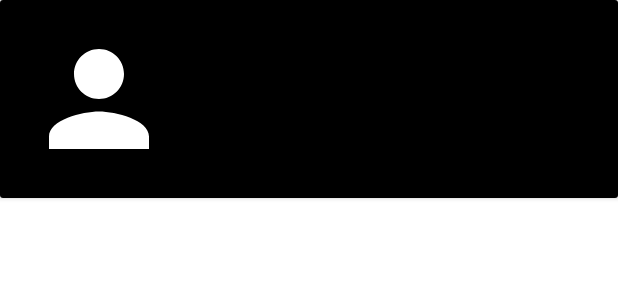
After one commit to FRo5TY-1/HotKompoti, an Android app: the layout person_item.xml on its own in the app's theme, with its tools: preview values and no code run, on a phone screen of 412 x 824 dp. The commit adds this screen. Shown: the top 300 px of the screen. Run offline under Robolectric (Android 15) with nearby library versions, the phone set to English and light mode, and no system bars.

Commit message:
added recyclerView and other minor changes

```diff
--- a/app/src/main/AndroidManifest.xml
+++ b/app/src/main/AndroidManifest.xml
@@ -4,9 +4,9 @@
 
     <application
         android:allowBackup="true"
-        android:icon="@mipmap/ic_launcher"
+        android:icon="@drawable/hot_kompoti_logo"
         android:label="@string/app_name"
-        android:roundIcon="@mipmap/ic_launcher_round"
+        android:roundIcon="@drawable/hot_kompoti_logo"
         android:supportsRtl="true"
         android:theme="@style/Theme.HotKompoti">
         <activity
--- a/app/src/main/java/com/example/hotkompoti/registration/RegisterActivity.kt
+++ b/app/src/main/java/com/example/hotkompoti/registration/RegisterActivity.kt
@@ -6,7 +6,7 @@ import android.os.Bundle
 import android.util.Patterns
 import com.example.hotkompoti.R
 import com.example.hotkompoti.databinding.ActivityRegisterBinding
-import com.example.hotkompoti.profile.ProfileActivity
+import com.example.hotkompoti.profile.EditProfileActivity
 import com.google.firebase.auth.FirebaseAuth
 
 class RegisterActivity : AppCompatActivity() {
@@ -42,7 +42,7 @@ class RegisterActivity : AppCompatActivity() {
             FirebaseAuth.getInstance().createUserWithEmailAndPassword(email, password)
                 .addOnCompleteListener { task ->
                     if (task.isSuccessful) {
-                        startActivity(Intent(this, ProfileActivity::class.java))
+                        startActivity(Intent(this, EditProfileActivity::class.java))
                         finish()
                     }
                 }
--- a/app/src/main/res/layout/activity_register.xml
+++ b/app/src/main/res/layout/activity_register.xml
@@ -114,5 +114,4 @@
         app:layout_constraintStart_toStartOf="parent"
         app:layout_constraintTop_toBottomOf="@+id/registerRepeatPasswordContainer" />
 
-
 </androidx.constraintlayout.widget.ConstraintLayout>
--- a/app/src/main/res/layout/fragment_profile.xml
+++ b/app/src/main/res/layout/fragment_profile.xml
@@ -9,11 +9,11 @@
     <ImageView
         android:id="@+id/profilePictureView"
         android:layout_width="150dp"
+        android:background="@drawable/white_outline"
         android:layout_height="150dp"
         app:layout_constraintEnd_toEndOf="parent"
         app:layout_constraintStart_toStartOf="parent"
-        app:layout_constraintTop_toTopOf="parent"
-        app:srcCompat="@drawable/ic_baseline_person_24" />
+        app:layout_constraintTop_toTopOf="parent" />
 
     <TextView
         android:id="@+id/profilePersonName"
@@ -47,6 +47,8 @@
 
     <androidx.viewpager2.widget.ViewPager2
         android:id="@+id/profileViewPager"
+        android:background="@drawable/white_outline"
+        android:padding="16dp"
         android:layout_width="match_parent"
         android:layout_height="wrap_content"
         app:layout_constraintStart_toStartOf="parent"
--- /dev/null
+++ b/app/src/main/res/layout/person_item.xml
@@ -0,0 +1,50 @@
+<?xml version="1.0" encoding="utf-8"?>
+<androidx.cardview.widget.CardView xmlns:android="http://schemas.android.com/apk/res/android"
+    android:layout_width="match_parent"
+    android:background="@color/black"
+    android:layout_height="wrap_content">
+
+    <RelativeLayout
+        android:layout_width="match_parent"
+        android:layout_height="match_parent"
+        android:padding="16dp"
+        android:id="@+id/list_layout"
+        android:background="@color/black">
+
+        <ImageView
+            android:id="@+id/personProfilePicture"
+            android:layout_width="100dp"
+            android:layout_height="100dp"
+            android:layout_alignParentStart="true"
+            android:layout_alignParentTop="true"
+            android:src="@drawable/ic_baseline_person_24" />
+
+        <TextView
+            android:id="@+id/personName"
+            android:layout_width="wrap_content"
+            android:layout_height="wrap_content"
+            android:layout_alignTop="@+id/personProfilePicture"
+            android:layout_alignParentEnd="true"
+            android:layout_toEndOf="@+id/personProfilePicture"
+            android:fontFamily="sans-serif-light"
+            android:maxLines="1"
+            android:textColor="@color/white"
+            android:textSize="20sp"
+            android:textStyle="bold" />
+
+        <TextView
+            android:id="@+id/personFrom"
+            android:layout_width="wrap_content"
+            android:layout_height="wrap_content"
+            android:layout_below="@+id/personName"
+            android:layout_alignParentEnd="true"
+            android:layout_toEndOf="@+id/personProfilePicture"
+            android:fontFamily="sans-serif-light"
+            android:maxLines="1"
+            android:textColor="@color/white"
+            android:textSize="20sp"
+            android:textStyle="bold"/>
+
+    </RelativeLayout>
+
+</androidx.cardview.widget.CardView>
--- a/app/src/main/res/values/strings.xml
+++ b/app/src/main/res/values/strings.xml
@@ -8,8 +8,6 @@
     <string name="forgot_password">Forgot Password?</string>
     <string name="login">Login</string>
     <string name="log_out">log out</string>
-    <!-- TODO: Remove or change this placeholder text -->
-    <string name="hello_blank_fragment">Hello blank fragment</string>
     <string name="change_password">Change Password</string>
     <string name="send">Send</string>
     <string name="new_password">New Password</string>
```
Also changed, not shown: app/src/main/java/com/example/hotkompoti/adapters/HomeFragmentRecyclerView.kt (added, +48 -0 lines), app/src/main/java/com/example/hotkompoti/fragments/HomeFragment.kt (+40 -0 lines), app/src/main/java/com/example/hotkompoti/fragments/ProfileFragment.kt (+13 -1 lines), app/src/main/res/drawable/white_outline.xml (added, +9 -0 lines), app/src/main/res/layout/fragment_home.xml (+13 -3 lines).
